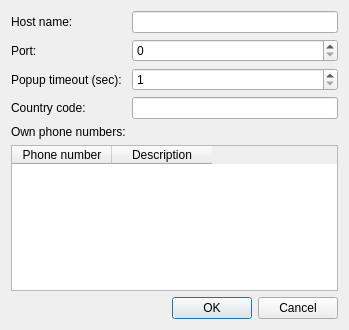
The window that settings.ui (ElTh0r0/fritzcallindicator) describes before a commit, drawn with Qt 5.
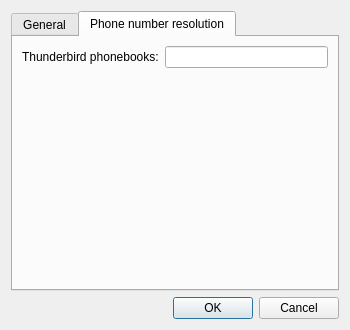
The same window after the commit. The open tabs and pages were chosen to show the change. Icons and pictures are not drawn.

Commit message: Add Tb phonebooks to settings dialog

What changed in the file:
```diff
--- a/settings.ui
+++ b/settings.ui
@@ -6,7 +6,7 @@
    <rect>
     <x>0</x>
     <y>0</y>
-    <width>349</width>
+    <width>350</width>
     <height>330</height>
    </rect>
   </property>
@@ -21,7 +21,17 @@
   <property name="locale">
    <locale language="English" country="UnitedKingdom"/>
   </property>
-  <layout class="QFormLayout" name="formLayout">
+  <layout class="QVBoxLayout" name="verticalLayout_2">
+   <item>
+    <widget class="QTabWidget" name="tabWidget">
+     <property name="currentIndex">
+      <number>0</number>
+     </property>
+     <widget class="QWidget" name="tab_general">
+      <attribute name="title">
+       <string>General</string>
+      </attribute>
+      <layout class="QFormLayout" name="formLayout_2">
    <item row="0" column="0">
     <widget class="QLabel" name="lblHost">
      <property name="text">
@@ -123,7 +133,28 @@
      </column>
     </widget>
    </item>
-   <item row="6" column="0" colspan="2">
+      </layout>
+     </widget>
+     <widget class="QWidget" name="tab_resolver">
+      <attribute name="title">
+       <string>Phone number resolution</string>
+      </attribute>
+      <layout class="QFormLayout" name="formLayout">
+       <item row="0" column="1">
+        <widget class="QLineEdit" name="lineEdit_TbPhonebooks"/>
+       </item>
+       <item row="0" column="0">
+        <widget class="QLabel" name="label_3">
+         <property name="text">
+          <string>Thunderbird phonebooks:</string>
+         </property>
+        </widget>
+       </item>
+      </layout>
+     </widget>
+    </widget>
+   </item>
+   <item>
     <widget class="QDialogButtonBox" name="buttonBox">
      <property name="orientation">
       <enum>Qt::Orientation::Horizontal</enum>
```
Lines whose indentation alone changed are shown as unchanged. The commit also changes 6 other files.
